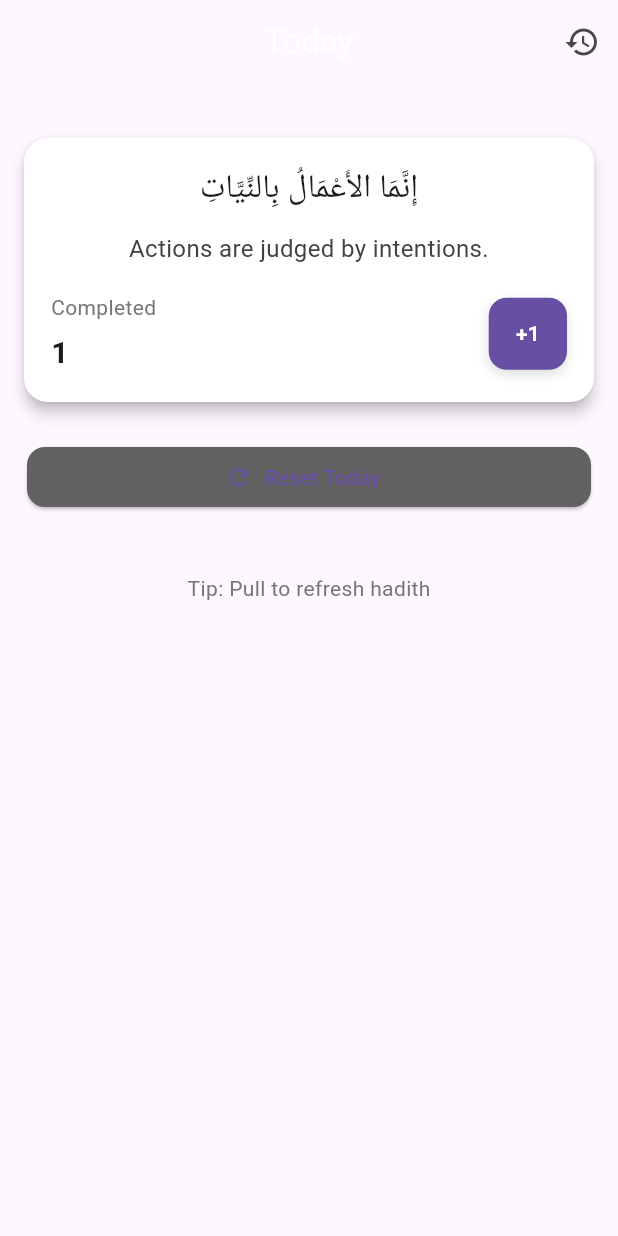
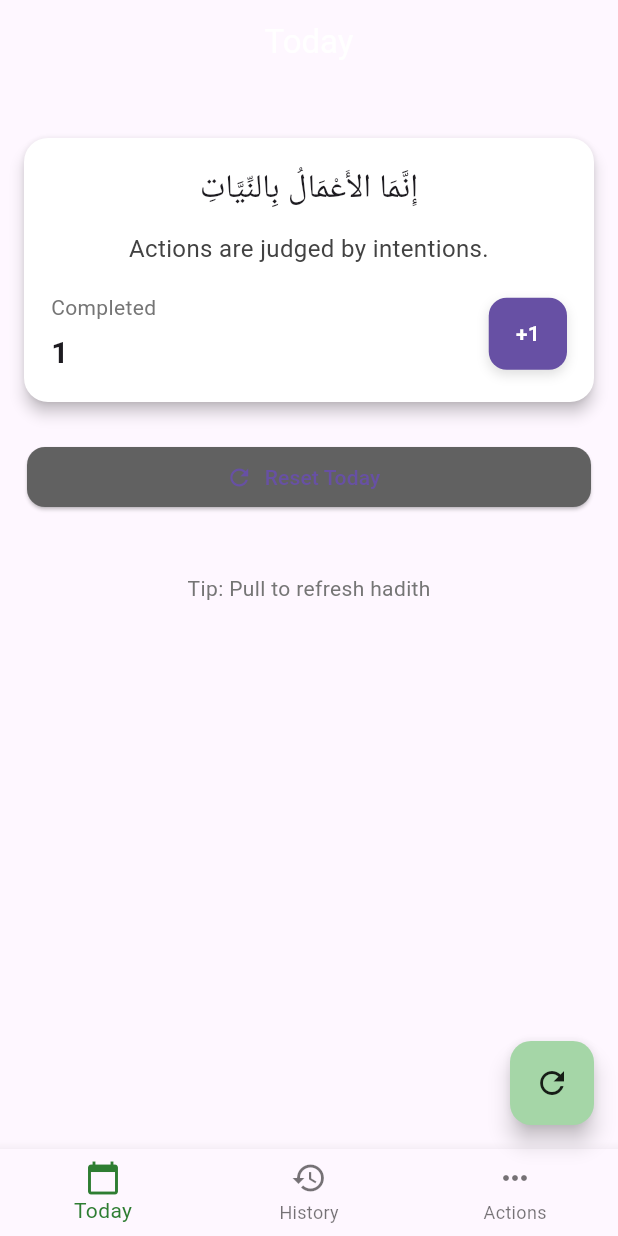
Before and after one commit to fe-rid/adhkar_tracker, a Flutter app: the screen it shows after launch, after a tap on "+1", on a phone screen of 412 x 824 dp. Run offline on Flutter 3.47's test engine with Material 3 defaults, Android fonts, the phone set to English and light mode, and no system bars; our stand-ins replace shared_preferences; Roboto replaces fonts that are missing (NotoNaskhArabic).

Commit message:
feat(ui): add bottom navigation HomeScreen and FAB; set as app entry

```diff
--- a/lib/main.dart
+++ b/lib/main.dart
@@ -1,5 +1,5 @@
 import 'package:flutter/material.dart';
-import 'screens/today_screen.dart';
+import 'screens/home_screen.dart';
 
 void main() {
   runApp(const MyApp());
@@ -12,7 +12,6 @@ class MyApp extends StatelessWidget {
   Widget build(BuildContext context) {
     return MaterialApp(
       debugShowCheckedModeBanner: false,
-
       theme: ThemeData(
         useMaterial3: true,
         cardTheme: CardThemeData(
@@ -23,13 +22,10 @@ class MyApp extends StatelessWidget {
           ),
         ),
       ),
-
-
-      home: TodayScreen(),
+      home: HomeScreen(),
     );
   }
 }
-
 
 class DemoPage extends StatelessWidget {
   const DemoPage({super.key});
--- /dev/null
+++ b/lib/screens/home_screen.dart
@@ -0,0 +1,57 @@
+import 'package:flutter/material.dart';
+import 'today_screen.dart';
+import 'history_screen.dart';
+
+class HomeScreen extends StatefulWidget {
+  @override
+  State<HomeScreen> createState() => _HomeScreenState();
+}
+
+class _HomeScreenState extends State<HomeScreen> {
+  int _selectedIndex = 0;
+
+  final List<Widget> _pages = [
+    TodayScreen(),
+    HistoryScreen(),
+    // Placeholder for an actions/other page
+    Center(child: Text('Actions', style: TextStyle(fontSize: 18))),
+  ];
+
+  void _onItemTapped(int idx) {
+    setState(() => _selectedIndex = idx);
+  }
+
+  @override
+  Widget build(BuildContext context) {
+    // colors available if you want to theme the bottom bar / FAB
+    // final primary = Theme.of(context).colorScheme.primary;
+    // final onPrimary = Theme.of(context).colorScheme.onPrimary;
+
+    return Scaffold(
+      body: _pages[_selectedIndex],
+      floatingActionButton: FloatingActionButton(
+        onPressed: () {
+          ScaffoldMessenger.of(context).showSnackBar(
+            SnackBar(content: Text('Floating action pressed')),
+          );
+        },
+        backgroundColor: Colors.green[200],
+        shape: RoundedRectangleBorder(borderRadius: BorderRadius.circular(14)),
+        child: Icon(Icons.refresh, color: Colors.black87),
+      ),
+      floatingActionButtonLocation: FloatingActionButtonLocation.endFloat,
+      bottomNavigationBar: BottomNavigationBar(
+        currentIndex: _selectedIndex,
+        onTap: _onItemTapped,
+        selectedItemColor: Colors.green[800],
+        items: const [
+          BottomNavigationBarItem(
+              icon: Icon(Icons.calendar_today), label: 'Today'),
+          BottomNavigationBarItem(icon: Icon(Icons.history), label: 'History'),
+          BottomNavigationBarItem(
+              icon: Icon(Icons.more_horiz), label: 'Actions'),
+        ],
+      ),
+    );
+  }
+}
--- a/lib/screens/today_screen.dart
+++ b/lib/screens/today_screen.dart
@@ -3,7 +3,6 @@ import '../services/hadith_service.dart';
 import '../services/storage_service.dart';
 import '../models/hadith.dart';
 import '../widgets/adhkar_card.dart';
-import 'history_screen.dart';
 
 class TodayScreen extends StatefulWidget {
   @override
@@ -47,17 +46,6 @@ class _TodayScreenState extends State<TodayScreen> {
     return Scaffold(
       appBar: AppBar(
         title: Text('Today', style: titleStyle),
-        actions: [
-          IconButton(
-            icon: Icon(Icons.history),
-            tooltip: 'History',
-            onPressed: () {
-              Navigator.of(context).push(
-                MaterialPageRoute(builder: (_) => HistoryScreen()),
-              );
-            },
-          ),
-        ],
         centerTitle: true,
       ),
       body: _loading
```
Also changed, not shown: 1 other file.
